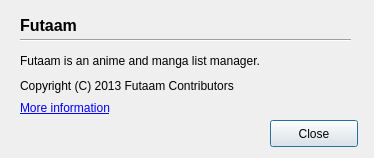
This is interfaces/ui/aboutDialog.ui in HarHar/Futaam as Qt 5 draws it before an edit. The edited form follows.
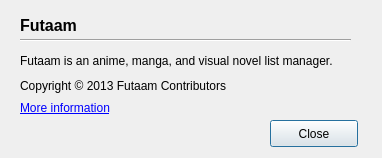
This is the edited form.

Commit message: about dialog updated

What changed in the file:
```diff
--- a/interfaces/ui/aboutDialog.ui
+++ b/interfaces/ui/aboutDialog.ui
@@ -6,7 +6,7 @@
    <rect>
     <x>0</x>
     <y>0</y>
-    <width>374</width>
+    <width>382</width>
     <height>158</height>
    </rect>
   </property>
@@ -60,12 +60,12 @@
     <rect>
      <x>20</x>
      <y>50</y>
-     <width>331</width>
+     <width>351</width>
      <height>21</height>
     </rect>
    </property>
    <property name="text">
-    <string>Futaam is an anime and manga list manager.</string>
+    <string>Futaam is an anime, manga, and visual novel list manager.</string>
    </property>
   </widget>
   <widget class="QLabel" name="label_3">
@@ -78,7 +78,7 @@
     </rect>
    </property>
    <property name="text">
-    <string>Copyright (C) 2013 Futaam Contributors</string>
+    <string>Copyright © 2013 Futaam Contributors</string>
    </property>
   </widget>
   <widget class="QLabel" name="label_4">
```
